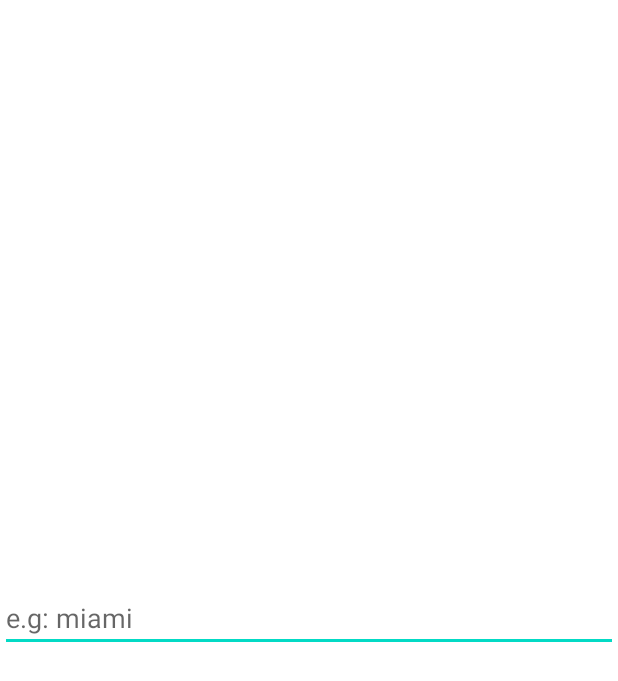
After one commit to gcandrade10/Weather, an Android app: the layout fragment_search.xml on its own in the app's theme, with its tools: preview values and no code run, on a phone screen of 412 x 824 dp. The commit adds this screen. Shown: the top 681 px of the screen. Run offline under Robolectric (Android 15) with nearby library versions, the phone set to English and light mode, and no system bars.

Commit message:
Added Navigation Added Search Enabled viewBinding Added Koin Added retrofit

```diff
--- a/app/src/main/AndroidManifest.xml
+++ b/app/src/main/AndroidManifest.xml
@@ -2,7 +2,11 @@
 <manifest xmlns:android="http://schemas.android.com/apk/res/android"
     package="com.example.weathersample">
 
+    <uses-permission android:name="android.permission.INTERNET" />
+    <uses-permission android:name="android.permission.ACCESS_NETWORK_STATE" />
+
     <application
+        android:name=".WeatherApp"
         android:allowBackup="true"
         android:icon="@mipmap/ic_launcher"
         android:label="@string/app_name"
--- a/app/src/main/java/com/example/weathersample/LauncherActivity.kt
+++ b/app/src/main/java/com/example/weathersample/LauncherActivity.kt
@@ -2,7 +2,6 @@ package com.example.weathersample
 
 import android.os.Bundle
 import androidx.appcompat.app.AppCompatActivity
-
 
 class LauncherActivity : AppCompatActivity() {
     override fun onCreate(savedInstanceState: Bundle?) {
@@ -13,11 +12,9 @@ class LauncherActivity : AppCompatActivity() {
         if (!isIntroCompleted) {
             startActivity(IntroActivity.newIntent(this))
         }
-
     }
 
     companion object {
-
         const val SHARED_PREFERENCE = "SHARED PREFERENCE"
         const val INTRO_COMPLETED_KEY = "INTRO COMPLETED"
     }
--- /dev/null
+++ b/app/src/main/res/layout/fragment_search.xml
@@ -0,0 +1,20 @@
+<?xml version="1.0" encoding="utf-8"?>
+<androidx.constraintlayout.widget.ConstraintLayout xmlns:android="http://schemas.android.com/apk/res/android"
+    xmlns:tools="http://schemas.android.com/tools"
+    android:layout_width="match_parent"
+    android:layout_height="match_parent"
+    xmlns:app="http://schemas.android.com/apk/res-auto"
+    tools:context=".SearchFragment">
+
+    <AutoCompleteTextView
+        android:hint="@string/search_hint"
+        android:id="@+id/searchBox"
+        android:layout_width="0dp"
+        android:layout_height="wrap_content"
+        android:layout_marginBottom="0dp"
+        app:layout_constraintBottom_toBottomOf="parent"
+        app:layout_constraintEnd_toEndOf="parent"
+        app:layout_constraintStart_toStartOf="parent"
+        app:layout_constraintTop_toTopOf="parent" />
+
+</androidx.constraintlayout.widget.ConstraintLayout>
--- a/app/src/main/res/values/strings.xml
+++ b/app/src/main/res/values/strings.xml
@@ -6,4 +6,5 @@
     <string name="intro_search_description">You can search any city</string>
     <string name="intro_forecasts_title">Forecasts</string>
     <string name="intro_forecasts_description">You can see the forecast of the next 4 days</string>
+    <string name="search_hint">e.g: miami</string>
 </resources>
```
Also changed, not shown: app/build.gradle (+15 -0 lines), app/src/main/java/com/example/weathersample/ApiFactory.kt (added, +55 -0 lines), app/src/main/java/com/example/weathersample/SearchFragment.kt (added, +44 -0 lines), app/src/main/java/com/example/weathersample/SearchViewModel.kt (added, +22 -0 lines), app/src/main/java/com/example/weathersample/WeatherApp.kt (added, +24 -0 lines), app/src/main/res/layout/activity_launcher.xml (+13 -0 lines), app/src/main/res/navigation/nav_graph.xml (added, +13 -0 lines).
